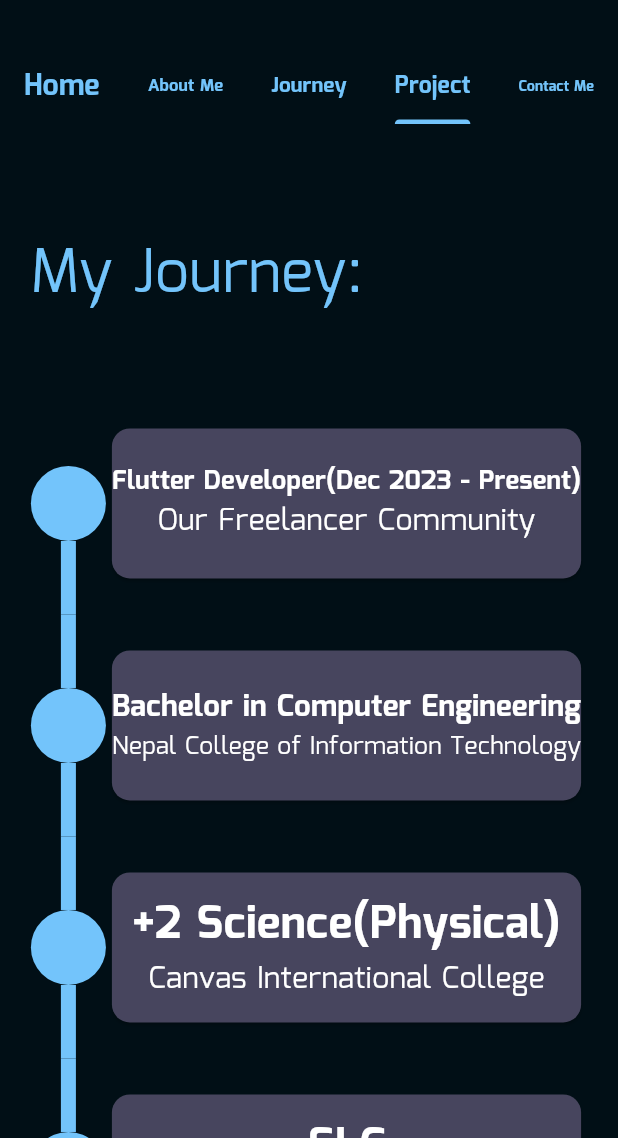
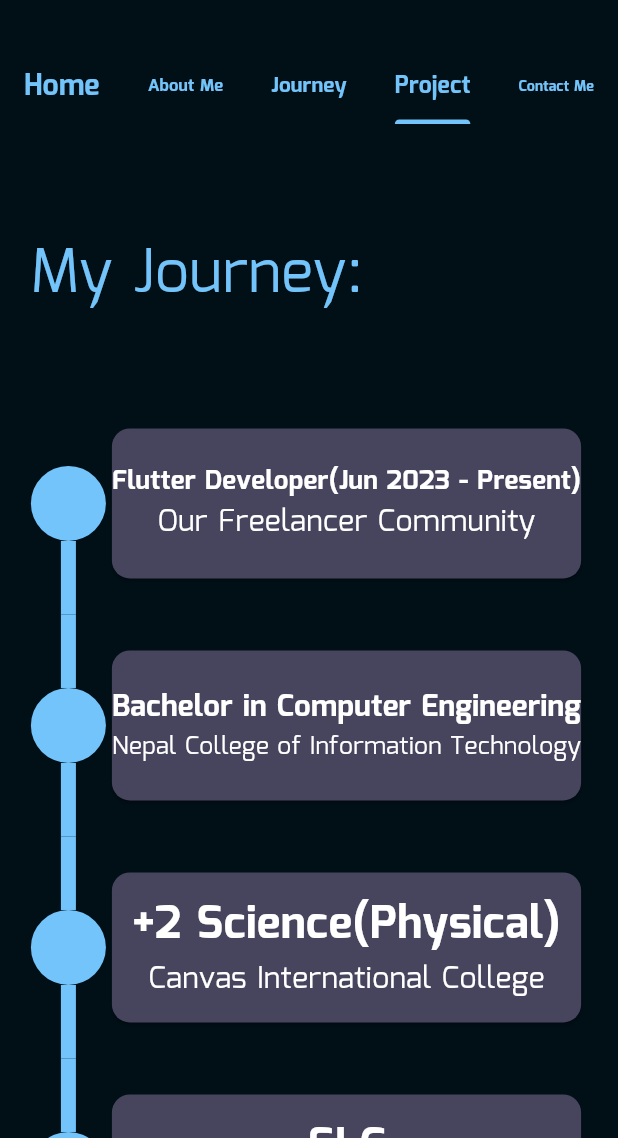
Before and after one commit to Fr1day111/portfolioMine, a Flutter app: the screen it shows after launch, tab 2 chosen, scrolled down 2304 dp, on a phone screen of 412 x 824 dp, the part 98-1236 px from its top. Run offline on Flutter 3.47's test engine with Material 3 defaults, Android fonts, the phone set to English and light mode, and no system bars; drawn by our look-alikes of flutter_animate, timelines; our stand-ins replace animated_text_kit, envied, font_awesome_flutter, hooks_riverpod, sidebarx; missing offline and left inert: emailjs, flutter_polygon, web_smooth_scroll.

Commit message:
bug Fixes

```diff
--- a/lib/utils/models.dart
+++ b/lib/utils/models.dart
@@ -25,7 +25,7 @@ class Academic {
 }
 
 List<Academic> myAcademy = [
-  Academic(name: 'Our Freelancer Community', degree: 'Flutter Developer(Dec 2023 - Present)'),
+  Academic(name: 'Our Freelancer Community', degree: 'Flutter Developer(Jun 2023 - Present)'),
   Academic(name: 'Nepal College of Information Technology', degree: 'Bachelor in Computer Engineering'),
   Academic(name: 'Canvas International College', degree: '+2 Science(Physical)'),
   Academic(name: 'Armadi Secondary School', degree: 'SLC'),
--- a/lib/view_mobile/mobile_aboutMe.dart
+++ b/lib/view_mobile/mobile_aboutMe.dart
@@ -21,7 +21,9 @@ class MobileAboutMe extends StatelessWidget {
       child: Padding(
         key: aboutMeKey,
         padding: const EdgeInsets.symmetric(vertical: 8.0),
-        child: pixels>=200?Column(
+        child: Visibility(
+          visible: pixels>=200,
+          child: Column(
             mainAxisAlignment: MainAxisAlignment.center,
             children: [
               Container(
@@ -53,8 +55,8 @@ class MobileAboutMe extends StatelessWidget {
                 ],
               ).animate().fadeIn().moveX(duration: 500.ms,begin: 200),
             ],
-        ):Container(
           ),
+        )
       ),
     );
   }
--- a/lib/view_mobile/mobile_home_page.dart
+++ b/lib/view_mobile/mobile_home_page.dart
@@ -1,4 +1,3 @@
-
 import 'dart:math';
 
 import '../widgets/footer_text.dart';
@@ -20,17 +19,52 @@ class MobileHomePage extends StatefulWidget {
   State<MobileHomePage> createState() => _MobileHomePageState();
 }
 
-class _MobileHomePageState extends State<MobileHomePage> with TickerProviderStateMixin {
+class _MobileHomePageState extends State<MobileHomePage>
+    with TickerProviderStateMixin {
   late ScrollController scrollController;
-  int currentIndex = -1;
   double pixel = 0;
   List<GlobalKey> keys = List.generate(5, (index) => GlobalKey());
   final _tabs = const [
-    Tab(icon: FittedBox(fit:BoxFit.scaleDown,child: Text('Home',style: MyTextStyle.appBarStyle,)),),
-    Tab(icon: FittedBox(fit:BoxFit.scaleDown,child: Text('About Me',style: MyTextStyle.appBarStyle,)),),
-    Tab(icon: FittedBox(fit:BoxFit.scaleDown,child: Text('Journey',style: MyTextStyle.appBarStyle,)),),
-    Tab(icon: FittedBox(fit:BoxFit.scaleDown,child: Text('Project',style: MyTextStyle.appBarStyle,)),),
-    Tab(icon: FittedBox(fit:BoxFit.scaleDown,child: Text('Contact Me',style: MyTextStyle.appBarStyle,)),),
+    Tab(
+      icon: FittedBox(
+          fit: BoxFit.scaleDown,
+          child: Text(
+            'Home',
+            style: MyTextStyle.appBarStyle,
+          )),
+    ),
+    Tab(
+      icon: FittedBox(
+          fit: BoxFit.scaleDown,
+          child: Text(
+            'About Me',
+            style: MyTextStyle.appBarStyle,
+          )),
+    ),
+    Tab(
+      icon: FittedBox(
+          fit: BoxFit.scaleDown,
+          child: Text(
+            'Journey',
+            style: MyTextStyle.appBarStyle,
+          )),
+    ),
+    Tab(
+      icon: FittedBox(
+          fit: BoxFit.scaleDown,
+          child: Text(
+            'Project',
+            style: MyTextStyle.appBarStyle,
+          )),
+    ),
+    Tab(
+      icon: FittedBox(
+          fit: BoxFit.scaleDown,
+          child: Text(
+            'Contact Me',
+            style: MyTextStyle.appBarStyle,
+          )),
+    ),
   ];
 
   @override
@@ -53,15 +87,25 @@ class _MobileHomePageState extends State<MobileHomePage> with TickerProviderStat
         toolbarHeight: 100,
         centerTitle: true,
         title: SizedBox(
-            width: MediaQuery.of(context).size.width*0.4,
+            width: MediaQuery.of(context).size.width * 0.4,
             child: const FittedBox(
                 fit: BoxFit.scaleDown,
-                child: Text('Sudip Shrestha',style: MyTextStyle.headingStyle,))),
+                child: Text(
+                  'Sudip Shrestha',
+                  style: MyTextStyle.headingStyle,
+                ))),
         bottom: TabBar(
-          controller: TabController(length: 5, vsync: this,initialIndex: getIndexMobile(pixel)),
+          controller: TabController(
+              length: 5, vsync: this, initialIndex: getIndexMobile(pixel)),
           tabs: _tabs,
-          onTap: (index){
-            Scrollable.ensureVisible(keys[index].currentContext!,duration: const Duration(milliseconds: 500), curve: Curves.fastOutSlowIn);
+          onTap: (index) {
+            scrollController.animateTo(getOffsetMobile(index),
+                duration: const Duration(milliseconds: 500),
+                curve: Curves.fastOutSlowIn);
+            // Scrollable.ensureVisible(keys[index].currentContext!,
+            //     duration: const Duration(milliseconds: 500),
+            //     curve: Curves.fastOutSlowIn,
+            //     alignmentPolicy: ScrollPositionAlignmentPolicy.explicit);
           },
           labelColor: MyColors.primaryColor,
           indicatorColor: MyColors.primaryColor,
@@ -74,7 +118,8 @@ class _MobileHomePageState extends State<MobileHomePage> with TickerProviderStat
       body: SingleChildScrollView(
         controller: scrollController,
         child: Padding(
-          padding: EdgeInsets.symmetric(horizontal: MediaQuery.of(context).size.width*0.05),
+          padding: EdgeInsets.symmetric(
+              horizontal: MediaQuery.of(context).size.width * 0.05),
           child: Column(
             crossAxisAlignment: CrossAxisAlignment.start,
             children: [
@@ -86,18 +131,26 @@ class _MobileHomePageState extends State<MobileHomePage> with TickerProviderStat
                 pixels: pixel,
                 aboutMeKey: keys[1],
               ),
-              MySkillsView(
-                pixel: pixel,
-                skillKey: keys[2],
+              Column(
+                children: [
+                  MySkillsView(
+                    pixel: pixel,
+                    skillKey: keys[2],
+                  ),
+                  JourneyTimeLineMobile(
+                    pixel: pixel,
+                  ),
+                ],
               ),
-              JourneyTimeLineMobile(pixel: pixel,),
               ProjectView(
                 pixels: pixel,
                 isMobile: true,
                 projectKey: keys[3],
               ),
-              ContactMeMobileView(contactMeKey: keys[4],),
-              FooterText()
+              ContactMeMobileView(
+                contactMeKey: keys[4],
+              ),
+              const FooterText()
             ],
           ),
         ),
@@ -105,22 +158,23 @@ class _MobileHomePageState extends State<MobileHomePage> with TickerProviderStat
     );
   }
 }
-int getIndex(double pixel){
-  if(pixel < 100){
+
+int getIndex(double pixel) {
+  if (pixel < 100) {
     return 0;
-  }else if(pixel>100&&pixel<=1200){
+  } else if (pixel > 100 && pixel <= 1200) {
     return 1;
-  }else if(pixel>1200&&pixel<=1900){
+  } else if (pixel > 1200 && pixel <= 1900) {
     return 2;
-  }else if(pixel>1900){
+  } else if (pixel > 1900) {
     return 3;
-  }
-  else{
+  } else {
     return 0;
   }
 }
-double getOffset(int index){
-  switch(index){
+
+double getOffset(int index) {
+  switch (index) {
     case 0:
       return 0;
     case 1:
@@ -133,3 +187,20 @@ double getOffset(int index){
       return 2400;
   }
 }
+
+double getOffsetMobile(int index) {
+  switch (index) {
+    case 0:
+      return 0;
+    case 1:
+      return 750;
+    case 2:
+      return 1450;
+    case 3:
+      return 2900;
+    case 4:
+      return 4000;
+    default:
+      return 0;
+  }
+}
--- a/lib/view_mobile/mobile_journey_view.dart
+++ b/lib/view_mobile/mobile_journey_view.dart
@@ -40,7 +40,9 @@ class JourneyTimeLineMobile extends StatelessWidget {
               builder: TimelineTileBuilder.connectedFromStyle(
                 firstConnectorStyle: ConnectorStyle.transparent,
                 lastConnectorStyle: ConnectorStyle.transparent,
-                contentsBuilder: (context, index) => pixel>=1600?Padding(
+                contentsBuilder: (context, index) => Visibility(
+                  visible: pixel>=1600,
+                  child: Padding(
                     padding: const EdgeInsets.symmetric(vertical: 20.0),
                     child: Card(
                       color: MyColors.secondaryColor,
@@ -61,7 +63,8 @@ class JourneyTimeLineMobile extends StatelessWidget {
                             )),
                       ),
                     ).animate(delay: Duration(milliseconds: 500*index),).fade().slideX(begin:2,duration: 500.ms),
-                ):Container(),
+                  ),
+                ),
                 connectorStyleBuilder: (context, index) => ConnectorStyle.solidLine,
                 indicatorStyleBuilder: (context, index) => IndicatorStyle.dot,
                 itemCount: myAcademy.length,
--- a/lib/views/home_page.dart
+++ b/lib/views/home_page.dart
@@ -67,6 +67,8 @@ class _HomePageState extends State<HomePage> {
           ),
           backgroundColor: MyColors.backgroundColor,
           body: WebSmoothScroll(
+            curve: Curves.linear,
+            animationDuration: 5,
             controller: scrollController,
             child: SingleChildScrollView(
               controller: scrollController,
```
Also changed, not shown: lib/views/about_me.dart (+5 -2 lines), lib/views/journeyTimeLine.dart (+6 -2 lines), lib/views/project_view.dart (+5 -2 lines), lib/views/skill_views.dart (+9 -7 lines). Lines whose indentation alone changed are shown as unchanged.
